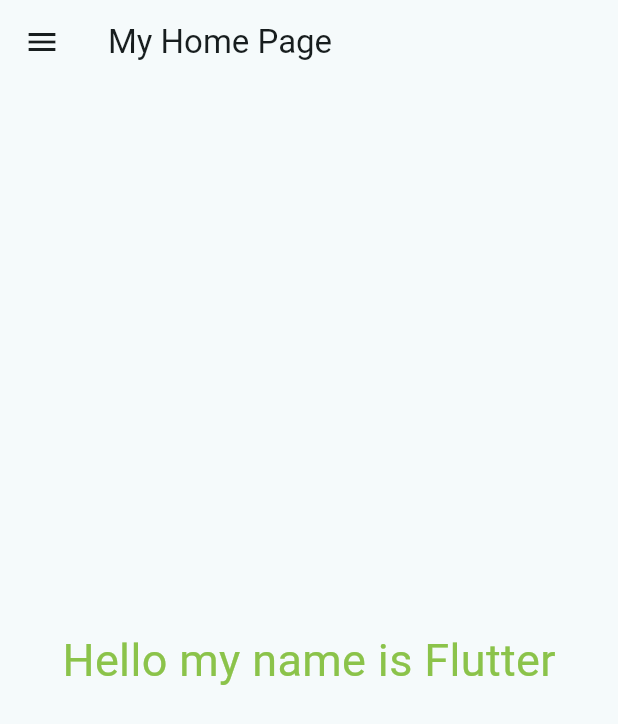
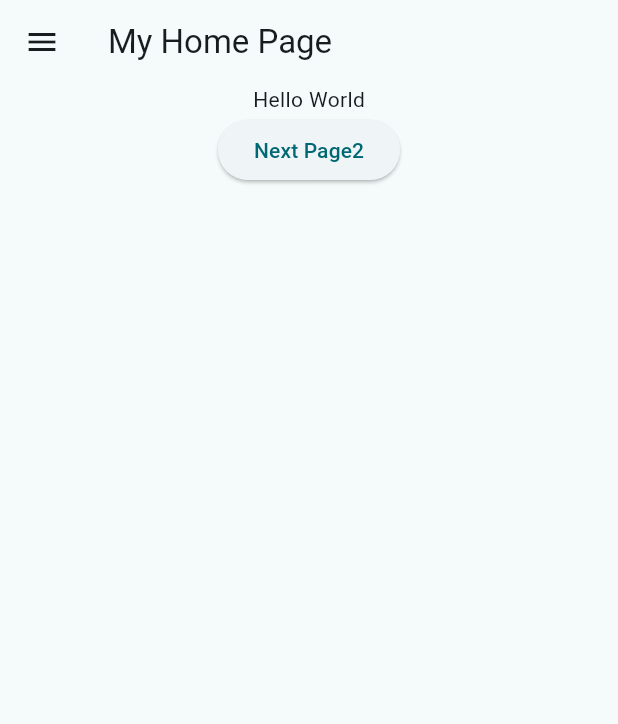
Before and after one commit to noptech85/android01, a Flutter app: the screen it shows after launch, on a phone screen of 412 x 824 dp. Shown: the top 724 px of the screen. Run offline on Flutter 3.47's test engine with Material 3 defaults, Android fonts, the phone set to English and light mode, and no system bars.

Commit message:
AndroidApp-V3

```diff
--- a/lib/my_home_page.dart
+++ b/lib/my_home_page.dart
@@ -1,3 +1,4 @@
+import 'package:android01/my_second_page.dart';
 import 'package:flutter/cupertino.dart';
 import 'package:flutter/material.dart';
 
@@ -12,8 +13,19 @@ class MyHomePage extends StatelessWidget {
       ),
       appBar: AppBar(title: Text('My Home Page')),
       body: Center(
-        child: Text("Hello my name is Flutter",
-            style: TextStyle(fontSize: 30, color: Colors.lightGreen)),
+        child: Column(
+          children: [
+            Text("Hello World"),
+            ElevatedButton(
+                onPressed: () {
+                //  Navigator.push(context, route)
+                  Navigator.of(context).push(
+                    MaterialPageRoute(builder: (context)=> MySecondPage(),)
+                  );
+                },
+                child: Text("Next Page2"))
+          ],
+        ),
       ),
     );
   }
```
Also changed, not shown: lib/my_second_page.dart (added, +25 -0 lines).
